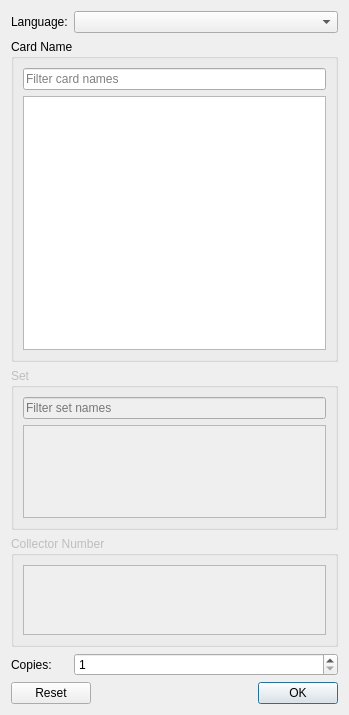
Above: mtg_proxy_printer/resources/ui/add_card_widget.ui from luziferius/MTGProxyPrinter before the change. Below: the same form after it.
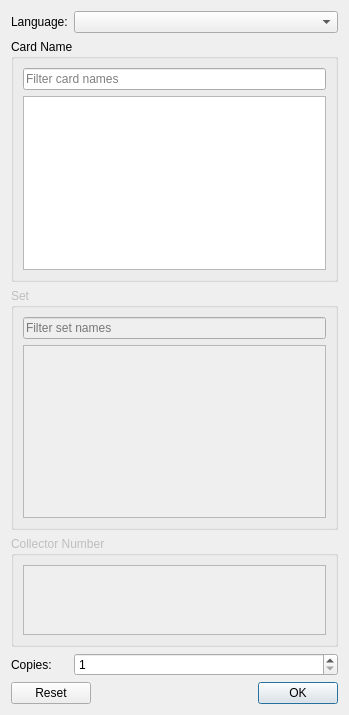
That is the form after the change.

Commit message:
AddCardWidget: Better element expansion weights, added tabulator order and widget buddies.
FossilOrigin-Name: 51b5fe644d89e0adc66fb3e4682a06220c3f88d326f76a58fb64c8fa09fb8d1e

What changed in the file:
```diff
--- a/mtg_proxy_printer/resources/ui/add_card_widget.ui
+++ b/mtg_proxy_printer/resources/ui/add_card_widget.ui
@@ -19,7 +19,7 @@
      <property name="sizePolicy">
       <sizepolicy hsizetype="Preferred" vsizetype="Expanding">
        <horstretch>0</horstretch>
-       <verstretch>5</verstretch>
+       <verstretch>7</verstretch>
       </sizepolicy>
      </property>
      <property name="toolTip">
@@ -85,7 +85,7 @@
      <property name="sizePolicy">
       <sizepolicy hsizetype="Preferred" vsizetype="Expanding">
        <horstretch>0</horstretch>
-       <verstretch>10</verstretch>
+       <verstretch>7</verstretch>
       </sizepolicy>
      </property>
      <property name="title">
```
Left out of the diff: 17 changed lines with no effect on the pictures.
